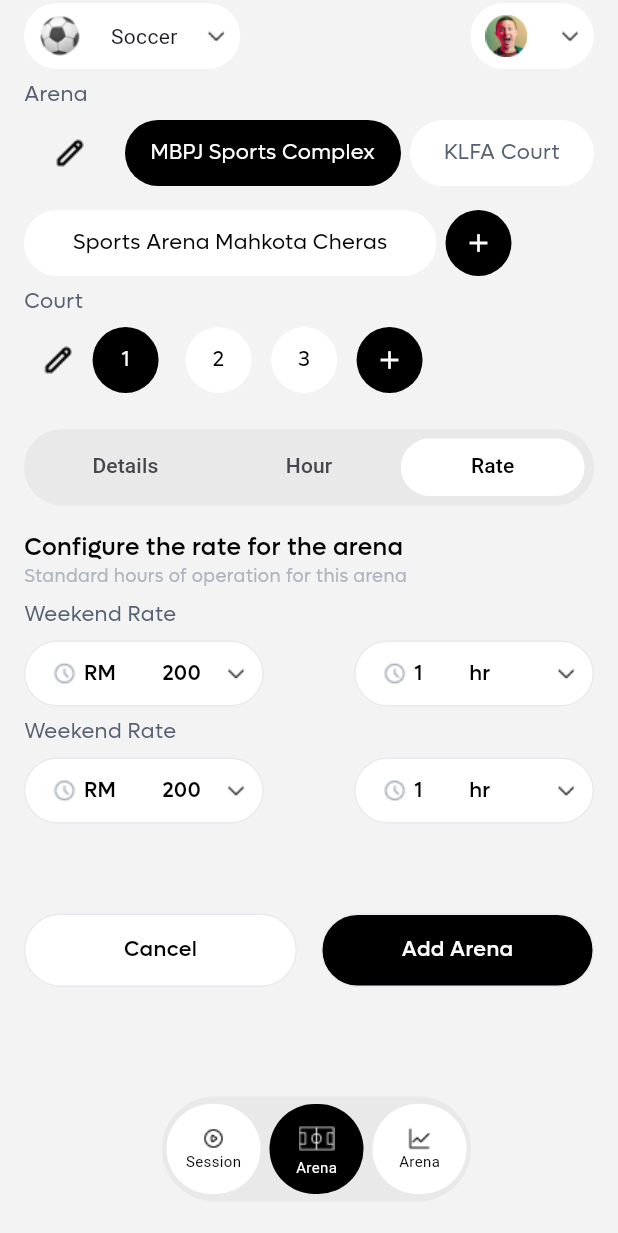
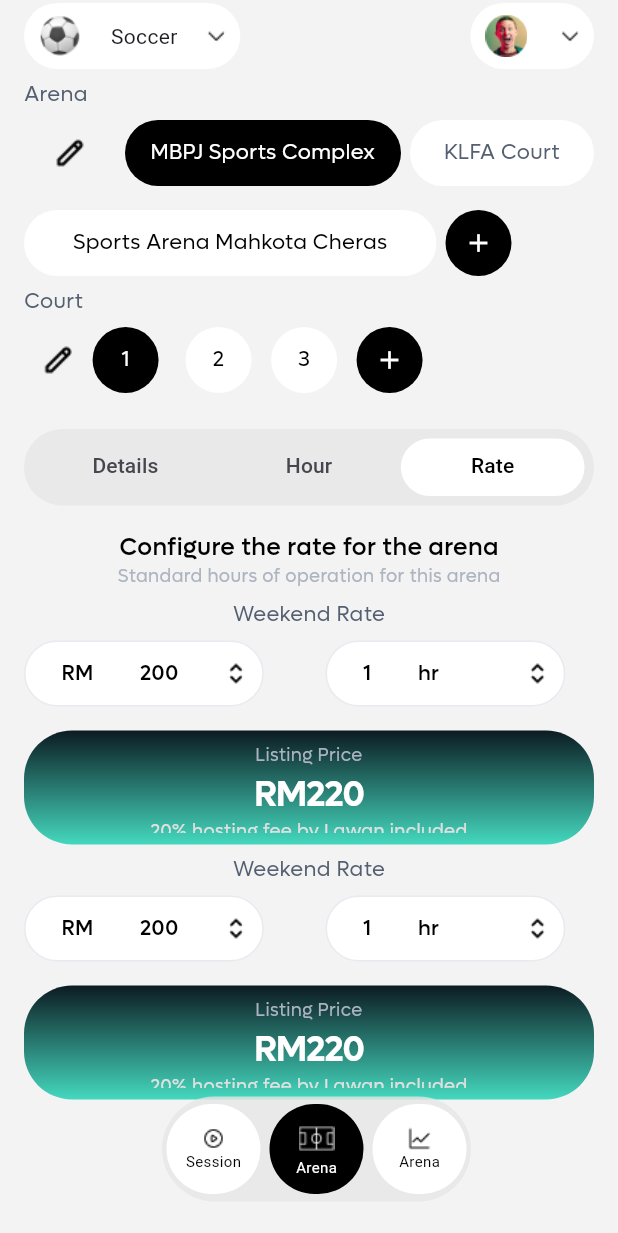
Before and after one commit to Waqas0321/lawan, a Flutter app: the AreenaFilled1 screen opened directly, tab 3 chosen, on a phone screen of 412 x 824 dp. Shown: the top 1233 px of the screen. Run offline on Flutter 3.47's test engine with Material 3 defaults, Android fonts, the phone set to English and light mode, and no system bars; our stand-ins replace device_preview, flutter_screenutil, get; missing offline and left inert: adaptive_sizer.

Commit message:
some thing
some thing

```diff
--- a/lib/app/utils/colors.dart
+++ b/lib/app/utils/colors.dart
@@ -16,4 +16,5 @@
 static const Color Grey2=Color(0xFFE0E0E0);
 static const Color Grey1=Color(0xB2F2F3F2);
 static const Color txtColor=Color(0xFF545F71);
+static const Color containerTextColor=Color(0xFFACB3C0);
 }
--- a/lib/app/widgets/Areena/AddAreena3.dart
+++ b/lib/app/widgets/Areena/AddAreena3.dart
@@ -4,6 +4,7 @@
 import 'package:get/get.dart';
 import 'package:get/get_core/src/get_main.dart';
 import 'package:lawan/app/widgets/Areena/TimeSlotAreena.dart';
+import 'package:lawan/app/widgets/Areena/custom_container_Add_Areena3.dart';
 
 import '../../utils/colors.dart';
 import '../../utils/images.dart';
@@ -68,7 +69,7 @@
         child: Padding(
           padding: const EdgeInsets.only(left: 16, right: 16,top:30),
           child: Column(
-            crossAxisAlignment: CrossAxisAlignment.start,
+            crossAxisAlignment: CrossAxisAlignment.center,
             children: [
               customHeaderCount(
                 thisCount: "3",
@@ -114,10 +115,11 @@
                 children: [
                   Expanded(
                     child: TimeSlot(
+                      isClock: false,
                       timeSlots: weeksRate,
                       selectedTimeSlot: _selectedTimeSlot,
                       onChanged: _onTimeSlotChanged,
-                      isImage: false,
+                      isImage: true,
                     ),
                   ),
                   SizedBox(
@@ -126,14 +128,20 @@
 
                   Expanded(
                     child: TimeSlot(
+                      isClock: false,
                       timeSlots: weekshours,
                       selectedTimeSlot: _selectedhrsTimeSlot,
                       onChanged: _onTimeSlotChanged,
-                      isImage: false,
+                      isImage: true,
                     ),
                   ),
                 ],
               ),
+              SizedBox(
+                height: 16,
+              ),
+              Expanded(child: CustomContainerAreena3( text1: 'Listing Price',text2: 'RM220',text3: '20% hosting fee by Lawan included',
+              )),
               SizedBox(
                 height: 16,
               ),
@@ -154,10 +162,11 @@
                 children: [
                   Expanded(
                     child: TimeSlot(
+                      isClock: false,
                       timeSlots: weeksRate,
                       selectedTimeSlot: _selectedTimeSlot,
                       onChanged: _onTimeSlotChanged,
-                      isImage: false,
+                      isImage: true,
                     ),
                   ),
                   SizedBox(
@@ -165,13 +174,21 @@
                   ),
                   Expanded(
                     child: TimeSlot(
+                      isClock: false,
                       timeSlots: weekshours,
                       selectedTimeSlot: _selectedhrsTimeSlot,
                       onChanged: _onTimeSlotChanged,
-                      isImage: false,
+                      isImage: true,
                     ),
                   ),
                 ],
+              ),
+              SizedBox(
+                height: 16,
+              ),
+              Expanded(child: CustomContainerAreena3(text1: 'Listing Price',text2: 'RM220',text3: '20% hosting fee by Lawan included',)),
+              SizedBox(
+                height: 16,
               ),
               Spacer(),
               Row(
--- /dev/null
+++ b/lib/app/widgets/Areena/custom_container_Add_Areena3.dart
@@ -0,0 +1,65 @@
+import 'package:flutter/material.dart';
+import 'package:lawan/app/utils/colors.dart';
+class CustomContainerAreena3 extends StatelessWidget {
+  const CustomContainerAreena3({super.key, required this.text1, required this.text2, required this.text3});
+
+  final String text1;
+  final String text2;
+  final String text3;
+
+  @override
+  Widget build(BuildContext context) {
+    return Container(
+        height: 76,
+        padding: const EdgeInsets.symmetric(vertical: 8),
+    decoration: ShapeDecoration(
+    gradient: LinearGradient(
+    begin: Alignment(0.00, -1.00),
+    end: Alignment(0, 1),
+    colors: [Color(0xFF0C1B22), Color(0xFF44D8BE)],
+    ),
+    shape: RoundedRectangleBorder(
+    borderRadius: BorderRadius.circular(32),
+    ),
+    ),
+    child: Center(
+      child: SingleChildScrollView(
+        child: Column(
+            children: [
+              Text(
+                text1,
+                textAlign: TextAlign.center,
+                style: TextStyle(
+                  color: AappColor.containerTextColor,
+                  fontSize: 12,
+                  fontFamily: 'Lufga',
+                  fontWeight: FontWeight.w400,
+                ),
+              ),
+              Text(
+                text2,
+                textAlign: TextAlign.center,
+                style: TextStyle(
+                  color: Colors.white,
+                  fontSize: 24,
+                  fontFamily: 'Lufga',
+                  fontWeight: FontWeight.w600,
+                  letterSpacing: -0.72,
+                ),
+              ),
+              Text(
+                text3,
+                textAlign: TextAlign.center,
+                style: TextStyle(
+                  color: AappColor.borderColor,
+                  fontSize: 12,
+                  fontFamily: 'Lufga',
+                  fontWeight: FontWeight.w400,
+                ),
+              )
+            ],
+        ),
+      ),
+    ),);
+  }
+}
--- a/lib/app/widgets/Areena/rate_section.dart
+++ b/lib/app/widgets/Areena/rate_section.dart
@@ -9,6 +9,7 @@
 import 'AlertBox.dart';
 import 'TimeSlotAreena.dart';
 import 'areenaButton.dart';
+import 'custom_container_Add_Areena3.dart';
 import 'custom_header_count.dart';
 class RateSection extends StatefulWidget {
   const RateSection({super.key});
@@ -41,7 +42,7 @@
   @override
   Widget build(BuildContext context) {
     return Column(
-      crossAxisAlignment: CrossAxisAlignment.start,
+      crossAxisAlignment: CrossAxisAlignment.center,
       children: [
         SizedBox(
           height: 16,
@@ -82,25 +83,34 @@
         ),
         Row(
           children: [
-            TimeSlot(
+            Expanded(
+              child: TimeSlot(
+                isClock: false,
                 timeSlots: weeksRate,
                 selectedTimeSlot: _selectedTimeSlot,
                 onChanged: _onTimeSlotChanged,
-              isImage: false,
+                isImage: true,
               ),
-            Expanded(
-              child: SizedBox(
+            ),
+            SizedBox(
               width: 22,
             ),
-            ),
 
-            TimeSlot(
+            Expanded(
+              child: TimeSlot(
+                isClock: false,
                 timeSlots: weekshours,
                 selectedTimeSlot: _selectedhrsTimeSlot,
                 onChanged: _onTimeSlotChanged,
-              isImage: false,
+                isImage: true,
+              ),
             ),
           ],
+        ),
+        SizedBox(
+          height: 16,
+        ),
+        CustomContainerAreena3( text1: 'Listing Price',text2: 'RM220',text3: '20% hosting fee by Lawan included',
         ),
         SizedBox(
           height: 16,
@@ -120,28 +130,37 @@
         ),
         Row(
           children: [
-            TimeSlot(
+            Expanded(
+              child: TimeSlot(
+                isClock: false,
                 timeSlots: weeksRate,
                 selectedTimeSlot: _selectedTimeSlot,
                 onChanged: _onTimeSlotChanged,
-              isImage: false,
+                isImage: true,
+              ),
+            ),
+            SizedBox(
+              width: 22,
             ),
             Expanded(
-              child: SizedBox(
-                width: 22,
-              ),
-            ),
-            TimeSlot(
+              child: TimeSlot(
+                isClock: false,
                 timeSlots: weekshours,
                 selectedTimeSlot: _selectedhrsTimeSlot,
                 onChanged: _onTimeSlotChanged,
-              isImage: false,
+                isImage: true,
+              ),
             ),
           ],
         ),
         SizedBox(
-          height: 60,
+          height: 16,
         ),
+        CustomContainerAreena3(text1: 'Listing Price',text2: 'RM220',text3: '20% hosting fee by Lawan included',),
+        SizedBox(
+          height: 16,
+        ),
+        Spacer(),
         Row(
           crossAxisAlignment: CrossAxisAlignment.center,
           mainAxisAlignment: MainAxisAlignment.spaceBetween,
@@ -165,7 +184,7 @@
                 borderColor: Color(0xFFE9EAF0),
                 textColor: AappColor.white,
                 onTap: () {
-                  showCustomAlertDialog(context,'Arena Added Successfully!','You can now start earning from this arena',true,'Cancel','Confirm');
+                  showCustomAlertDialog(context,'Arena Added Successfully!','You can now start earning from this arena',true,'Add Another Court','Done');
                 },
               ),
             ),
--- a/lib/main.dart
+++ b/lib/main.dart
@@ -126,8 +126,10 @@
               child: Container(
                 width: height,
                 height: height,
-                margin:
-                    EdgeInsets.only(top: 1.5,bottom: 1.5,), // Adjust thumb margin to control padding
+                margin: EdgeInsets.only(
+                  top: 1.5,
+                  bottom: 1.5,
+                ), // Adjust thumb margin to control padding
                 decoration: BoxDecoration(
                   color: value ? activeColor : inactiveColor,
                   shape: BoxShape.circle,
--- a/pubspec.yaml
+++ b/pubspec.yaml
@@ -42,7 +42,7 @@
   flutter_responsive: ^1.1.0
   flutter_screenutil: ^5.9.3
   adaptive_sizer: ^0.0.4
-  device_preview: ^1.2.0
+  device_preview:
 
   responsive_builder:
 dev_dependencies:
```
Also changed, not shown: pubspec.lock. Lines whose indentation alone changed are shown as unchanged.
